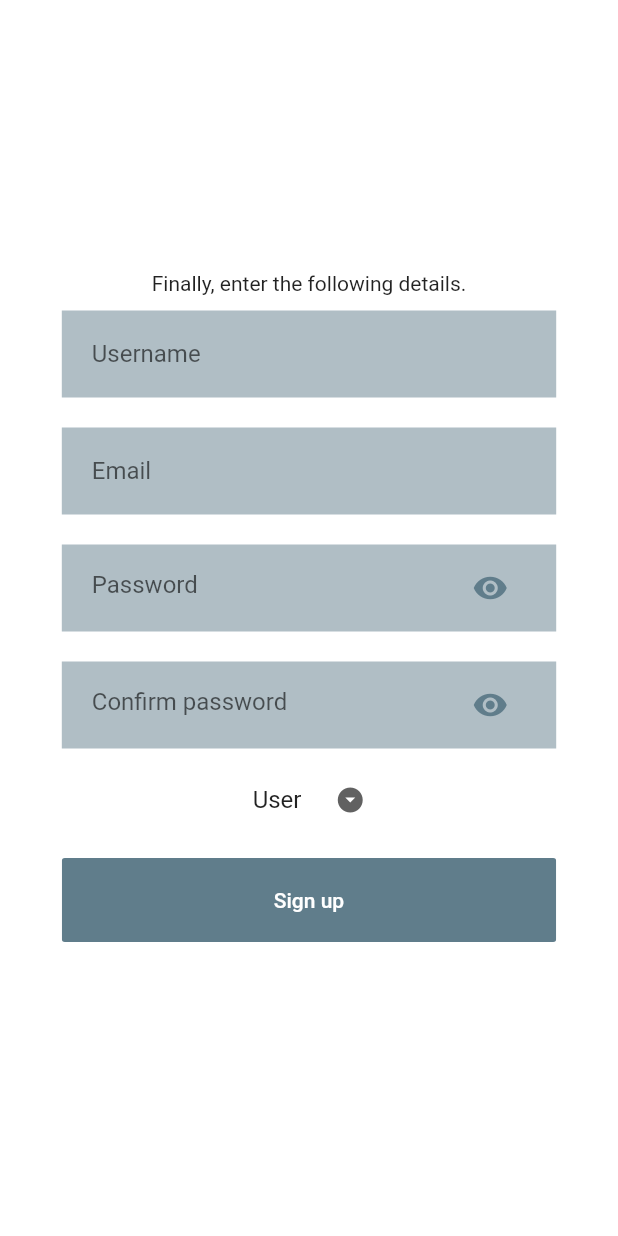
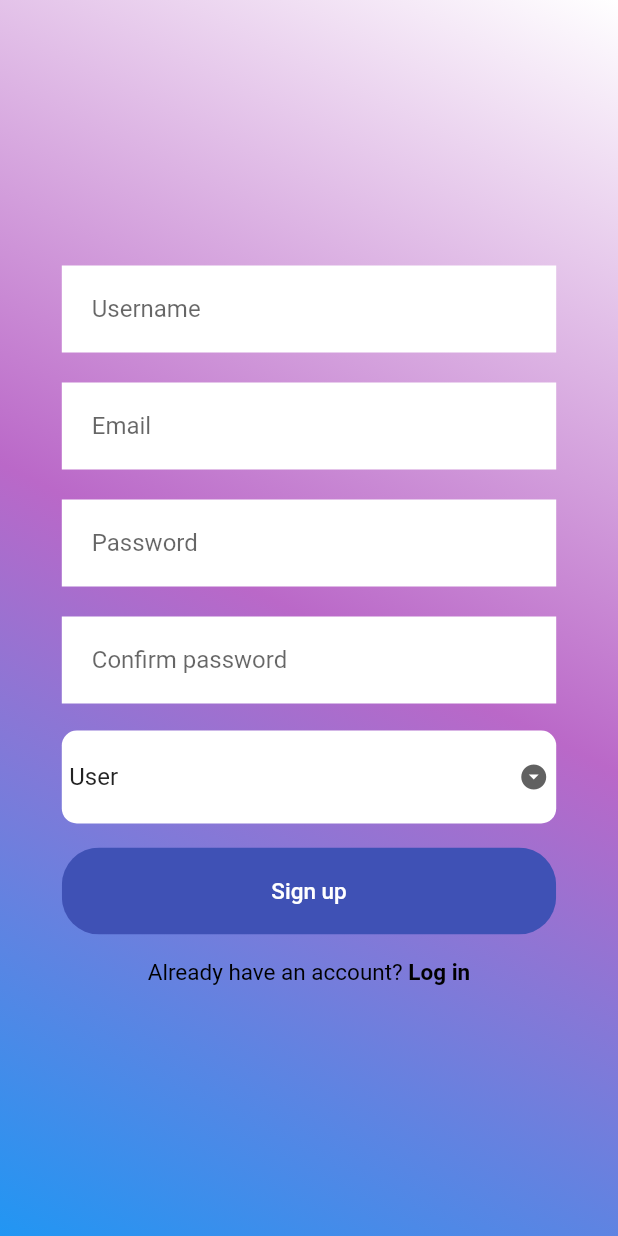
Before and after one commit to ziyadalrasbi/Social-io, a Flutter app: the LoginPage screen opened directly, after a tap on "Sign up", on a phone screen of 412 x 824 dp. Run offline on Flutter 3.47's test engine with Material 2 defaults, Android fonts, the phone set to English and light mode, and no system bars; our stand-ins replace bubble_bottom_bar, cloud_firestore, email_validator, firebase_auth, firebase_core, image_picker and 1 more; accounts and stored records are empty; network calls fail.

Commit message:
ui changes, button fixing

```diff
--- a/lib/extra/chatpage/parts/chat_search.dart
+++ b/lib/extra/chatpage/parts/chat_search.dart
@@ -127,6 +127,7 @@ class _ChatSearchState extends State<ChatSearch> {
                 children: [
                   Expanded(
                     child: InputField(
+                      color: Colors.blueGrey[200],
                       control: searchEditingController,
                       hint: "Search for users",
                       changes: (val) {
--- a/lib/extra/chatpage/parts/conversation_room.dart
+++ b/lib/extra/chatpage/parts/conversation_room.dart
@@ -90,6 +90,7 @@ class _ConversationRoomState extends State<ConversationRoom> {
                   children: [
                     Expanded(
                       child: InputField(
+                        color: Colors.blueGrey[200],
                         control: messageController,
                         hint: "Message...",
                       ),
--- a/lib/pages/home/parts/background.dart
+++ b/lib/pages/home/parts/background.dart
@@ -18,9 +18,17 @@ class Background extends StatelessWidget {
   Widget build(BuildContext context) {
     Size dimensions = MediaQuery.of(context).size;
     return Container(
+      decoration: BoxDecoration(
+        gradient: LinearGradient(
+        begin: Alignment.topRight,
+        end: Alignment.bottomLeft,
+        colors: [Colors.white,Colors.purple[300], Colors.blue,])
+      ),
+
       width: double.infinity,
       height: dimensions.height,
       child: Stack(
+
         alignment: Alignment.center,
         children: <Widget>[
           // over here we can put background pictures
--- a/lib/pages/home/parts/body.dart
+++ b/lib/pages/home/parts/body.dart
@@ -26,6 +26,8 @@ class Body extends StatelessWidget {
             // over here we can put pictures or whatever
             MainButton( // login button
               text: "Login",
+              textColor: Colors.white,
+              color: Colors.indigo[500],
               pressed: () { // when a button is pressed
                 Navigator.push( // Navigator.push is just used to return something when a button is pressed
                 context,
@@ -39,6 +41,10 @@ class Body extends StatelessWidget {
             ),
             MainButton( // sign up button
               text: "Sign Up",
+
+
+              color: Colors.white,
+              textColor: Colors.indigo,
               pressed: () {
                 Navigator.push(
                   context,
--- a/lib/pages/login/parts/background.dart
+++ b/lib/pages/login/parts/background.dart
@@ -15,6 +15,12 @@ class Background extends StatelessWidget {
   Widget build(BuildContext context) {
     Size dimensions = MediaQuery.of(context).size;
     return Container(
+      decoration: BoxDecoration(
+        gradient: LinearGradient(
+        begin: Alignment.topRight,
+        end: Alignment.bottomLeft,
+        colors: [Colors.white,Colors.purple[300], Colors.blue,])
+      ),
       height: dimensions.height,
       width: double.infinity,
       child: Stack(
--- a/lib/pages/login/parts/body.dart
+++ b/lib/pages/login/parts/body.dart
@@ -30,6 +30,7 @@ class _BodyState extends State<Body> {
   QuerySnapshot querySnapshot;
 
 
+
   @override
   Widget build(BuildContext context) {
     return Background(
@@ -37,10 +38,9 @@ class _BodyState extends State<Body> {
         key: _formKey,
         mainAxisAlignment: MainAxisAlignment.center,
         children: <Widget>[
-          Text(
-            "Login (maybe a picture here or just a nice font)"
-          ),
+
           InputField(
+            color: Colors.white,
             validate: (value) {
                   if (value.isEmpty) {
                     return "This can't be empty.";
@@ -55,6 +55,7 @@ class _BodyState extends State<Body> {
 
           ),
           PassField(
+            color: Colors.white,
             validate: (value) {
                   if (value.isEmpty) {
                     return "Password cannot be empty."; // check that passwords cant be empty
@@ -73,6 +74,8 @@ class _BodyState extends State<Body> {
           ),
           MainButton(
             text: "Log In",
+            textColor: Colors.white,
+              color: Colors.indigo[500],
             pressed: () async {
               HelperFunction.saveUserEmailSharedPref(emailController.text);
               setState(() {
--- a/lib/pages/navbar/search/user_search.dart
+++ b/lib/pages/navbar/search/user_search.dart
@@ -141,6 +141,7 @@ class _UserSearchState extends State<UserSearch> {
                 children: [
                   Expanded(
                     child: InputField(
+                      color: Colors.blueGrey[200],
                       control: searchEditingController,
                       hint: "Search for users",
                       changes: (val) {
--- a/lib/pages/signup/partstwo/background.dart
+++ b/lib/pages/signup/partstwo/background.dart
@@ -14,6 +14,13 @@ class Background extends StatelessWidget {
   Widget build(BuildContext context) {
     Size dimensions = MediaQuery.of(context).size;
     return Container(
+      decoration: BoxDecoration(
+        gradient: LinearGradient(
+        begin: Alignment.topRight,
+        end: Alignment.bottomLeft,
+        colors: [Colors.white,Colors.purple[300], Colors.blue,])
+      ),
+
       width: double.infinity,
       height: dimensions.height,
       child: Stack(
--- a/lib/pages/signup/partstwo/body.dart
+++ b/lib/pages/signup/partstwo/body.dart
@@ -2,7 +2,9 @@ import 'package:firebase_auth/firebase_auth.dart';
 import 'package:flutter/material.dart';
 import 'package:login_page/database.dart';
 import 'package:login_page/helpers.dart';
+import 'package:login_page/pages/login/login_screen.dart';
 import 'package:login_page/pages/signup/partstwo/background.dart';
+import 'package:login_page/parts/account_recheck.dart';
 import 'package:login_page/parts/button.dart';
 import 'package:login_page/parts/input_field_box.dart';
 import 'package:email_validator/email_validator.dart';
@@ -35,6 +37,7 @@ class _BodyState extends State<Body> {
 
   @override
   Widget build(BuildContext context) {
+    Size dimensions = MediaQuery.of(context).size;
     return Background(
       child: SingleChildScrollView(
         child: Form(
@@ -42,10 +45,8 @@ class _BodyState extends State<Body> {
           child: Column(
             mainAxisAlignment: MainAxisAlignment.center,
             children: <Widget>[
-              Text(
-                "Finally, enter the following details."
-              ),
                InputField(
+                 color: Colors.white,
                 type: TextInputType.name,
                 validate: (value) {
                   if (value.isEmpty) {
@@ -63,6 +64,7 @@ class _BodyState extends State<Body> {
                 changes: (value) {},
               ),
               InputField(
+                color: Colors.white,
                 validate: (value) {
                   final bool isValid = EmailValidator.validate(value); // flutter has an EmailValidator function that lets you validate emails with a boolean
                   if (!isValid) {
@@ -74,6 +76,7 @@ class _BodyState extends State<Body> {
                 changes: (value) {},
               ),
               PassField( // the first "enter password" field
+                color: Colors.white,
                 control: _pass,
                 validate: (value) {
                   if (value.isEmpty) {
@@ -92,6 +95,7 @@ class _BodyState extends State<Body> {
                 changes: (value) {},
               ),
               PassField( // this is the "confirm password" field
+                color: Colors.white,
                 control: _confirmPass,
                 validate: (value) {
                   if (value.isEmpty) {
@@ -106,13 +110,25 @@ class _BodyState extends State<Body> {
                  // the controller for the confirm pass
                 changes: (value) {},
               ),
-              DropdownButton(
+              Container(
+                height: 8,
+              ),
+              Container(
+                width: dimensions.width * 0.8,
+                padding: EdgeInsets.symmetric(vertical: 7, horizontal: 5),
+                decoration: BoxDecoration(
+                  color: Colors.white,
+                  borderRadius: BorderRadius.circular(10),
+                ),
 
+                child: DropdownButton(
+                isExpanded: true,
                 value: dropdownValue,
                 icon: Icon(Icons.arrow_drop_down_circle),
                 iconSize: 20,
                 elevation: 15,
                 underline: Container(
+
                   height: 2
                 ),
                 onChanged: (String newValue) {
@@ -129,9 +145,12 @@ class _BodyState extends State<Body> {
                   );
                 }).toList(),
                 ),
+              ),
 
               MainButton( // final sign up button
                 text: "Sign up",
+                textColor: Colors.white,
+                color: Colors.indigo[500],
                 pressed: () async {
                   // form key to validate all the info
                   HelperFunction.saveUserEmailSharedPref(emailController.text);
@@ -167,6 +186,19 @@ class _BodyState extends State<Body> {
                   HelperFunction.saveLoggedInSharedPref(true);
                 },
               ),
+              AccountRecheck(
+                logged: false,
+                pressed: () {
+                  Navigator.push(
+                    context,
+                    MaterialPageRoute(
+                      builder: (context) {
+                        return LoginPage();
+                      }
+                    ),
+                  );
+                },
+              ),
             ],
           ),
         ),
--- a/lib/parts/account_recheck.dart
+++ b/lib/parts/account_recheck.dart
@@ -21,13 +21,13 @@ class AccountRecheck extends StatelessWidget {
       children: <Widget>[ // creating a widget
         Text(
           logged ? "Don't have an account? " : "Already have an account? ", // this is where the comparison is done, instead of having 2 seperate classes it can be done in one class
-          style: TextStyle(color: primaryDarkColour), // making the initial text have a lighter colour
+          style: TextStyle(color: Colors.black, fontSize: 15), // making the initial text have a lighter colour
         ),
         GestureDetector( // gesture detector just checks gestures
           onTap: pressed, // here it checks if the "sign up" or "log in" buttons were pressed
           child: Text(
             logged ? "Sign up" : "Log in", // again the boolean check which will take the user to either page
-            style: TextStyle(color: primaryDarkColour, fontWeight: FontWeight.bold), // making the other text bold and darker to make it easier to click
+            style: TextStyle(color: Colors.black, fontWeight: FontWeight.bold, fontSize: 15), // making the other text bold and darker to make it easier to click
           ),
         ),
       ],
--- a/lib/parts/button.dart
+++ b/lib/parts/button.dart
@@ -12,8 +12,8 @@ class MainButton extends StatelessWidget {
     Key key, // each button has a unique key
     this.text, // text inside the button
     this.pressed, // a function called 'pressed' that does something when a button is pressed
-    this.color = primaryDarkColour, // the colour of the button
-    this.textColor = Colors.white, // the text colour on the button
+    this.color, // the colour of the button
+    this.textColor, // the text colour on the button
   }) : super(key: key);
 
 
@@ -22,15 +22,21 @@ class MainButton extends StatelessWidget {
     Size dimensions = MediaQuery.of(context).size; // this gets the size of the screen so it is easy to compare to
     return Container( // a container that holds the different information about the buttion dimensions
       width: dimensions.width * 0.8, // width of the button
-      margin: EdgeInsets.symmetric(vertical: 15), // the margin of the button, making space below and above it
+
+      margin: EdgeInsets.symmetric(vertical: 16), // the margin of the button, making space below and above it
       child: ClipRRect( // ClipRRect makes a child be bound to a rectangle. for neatness, helpful for the buttons
         child: FlatButton(
+          shape: RoundedRectangleBorder(
+            borderRadius: BorderRadius.circular(25.0),
+
+          ),
           padding: EdgeInsets.symmetric(horizontal: 60, vertical: 20), // padding of the buttons
           color: color, // colour of the button
           onPressed: pressed, // when a button is pressed, the 'pressed' function is called
           child: Text( // the text on the button
             text,
-            style: TextStyle(color: textColor),
+            style: TextStyle(color: textColor, fontSize: 15),
+
           ),
         ),
       ),
--- a/lib/parts/input_field_box.dart
+++ b/lib/parts/input_field_box.dart
@@ -6,6 +6,7 @@ import 'package:login_page/parts/text_field_box.dart';
 // this is a field box that takes an input from a user
 
 class InputField extends StatelessWidget {
+  final Color color;
   final String hint; // the hint text, that goes on top of the text box
   final Function validate; // a validator function that is used to validate different inputs
   final TextEditingController control;
@@ -14,6 +15,7 @@ class InputField extends StatelessWidget {
   InputField({
     Key key,
     this.hint,
+    this.color,
     this.validate,
     this.type,
     this.control,
@@ -23,7 +25,9 @@ class InputField extends StatelessWidget {
   @override
   Widget build(BuildContext context) {
     return TextFieldBox(
+      color: color,
       child: TextFormField(
+        // style: style,
         controller: control,
         validator: validate,
         onChanged: changes,
--- a/lib/parts/password_field_box.dart
+++ b/lib/parts/password_field_box.dart
@@ -11,9 +11,11 @@ class PassField extends StatelessWidget {
   final TextEditingController control; // this control is used later for confirming passwords
   final Function validate; // input validator function
   final String hint;
+  final Color color;
   const PassField({
     Key key,
     this.hint,
+    this.color,
     this.control,
     this.changes,
     this.validate,
@@ -22,6 +24,7 @@ class PassField extends StatelessWidget {
   @override
   Widget build(BuildContext context) {
     return TextFieldBox(
+      color: color,
       child: TextFormField(
         validator: validate,
         controller: control,
@@ -30,10 +33,7 @@ class PassField extends StatelessWidget {
         decoration: InputDecoration(
           border: InputBorder.none,
           hintText: hint,
-          suffixIcon: Icon(
-            Icons.visibility,
-            color: primaryDarkColour,
-            ),
+
         ),
       ),
     );
--- a/lib/parts/text_field_box.dart
+++ b/lib/parts/text_field_box.dart
@@ -7,9 +7,11 @@ import 'package:login_page/constants.dart';
 
 class TextFieldBox extends StatelessWidget {
   final Widget child;
+  final Color color;
   const TextFieldBox({
     Key key,
     this.child,
+    this.color,
   }) : super(key: key);
 
   @override
@@ -20,7 +22,7 @@ class TextFieldBox extends StatelessWidget {
       margin: EdgeInsets.symmetric(vertical: 10),
       padding: EdgeInsets.symmetric(horizontal: 20, vertical: 5),
       decoration: BoxDecoration(
-        color: primaryLightColour,
+        color: color,
       ),
       child: child,
     );
```
Also changed, not shown: 1 other file. Lines whose indentation alone changed are shown as unchanged.
